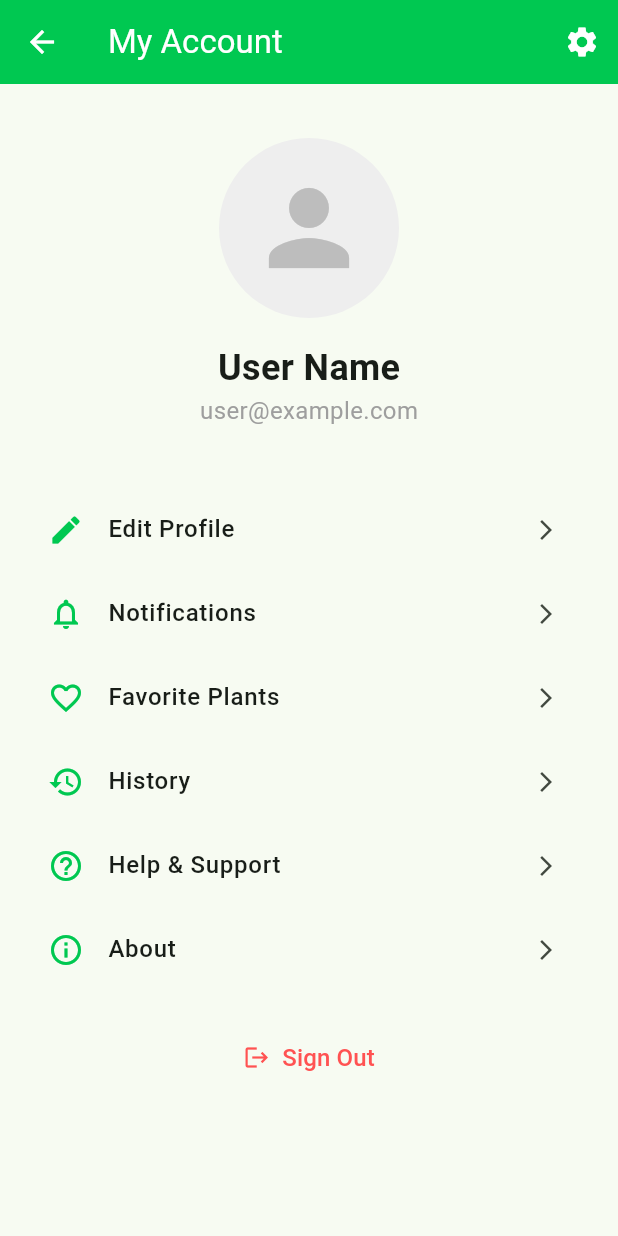
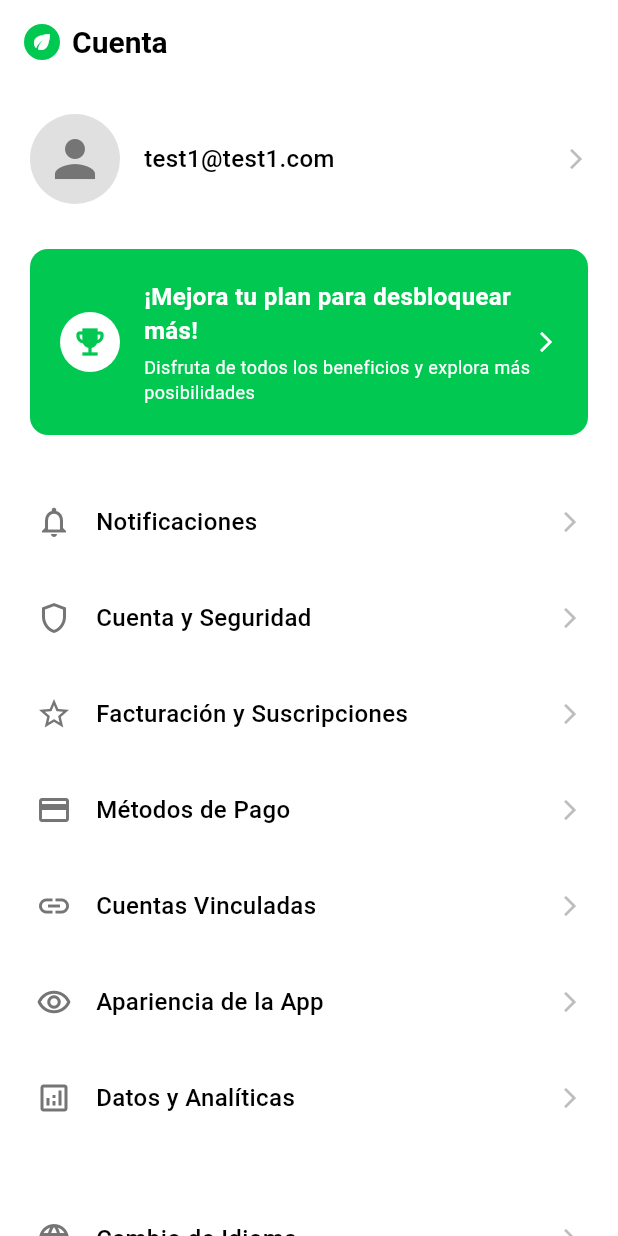
Before and after one commit to HidroGreenTeam/AyniApp, a Flutter app: the AccountPage screen opened directly, on a phone screen of 412 x 824 dp. Run offline on Flutter 3.47's test engine with Material 3 defaults, Android fonts, the phone set to English and light mode, and no system bars; our stand-ins replace bloc, equatable, flutter_bloc, formz, get_it, shared_preferences and 1 more; accounts and stored records are empty.

Commit message:
feat: Revamp AccountPage layout and functionality with new design and menu options

```diff
--- a/lib/profile/presentation/pages/account_page.dart
+++ b/lib/profile/presentation/pages/account_page.dart
@@ -6,147 +6,268 @@ class AccountPage extends StatelessWidget {
   @override
   Widget build(BuildContext context) {
     return Scaffold(
+      backgroundColor: Colors.white,
       appBar: AppBar(
-        title: const Text('My Account'),
-        backgroundColor: const Color(0xFF00C851),
-        foregroundColor: Colors.white,
-        elevation: 0,
-        actions: [
-          IconButton(
-            icon: const Icon(Icons.settings),
-            onPressed: () {
-              // TODO: Implement settings
-            },
+        title: Row(
+          children: [
+            Container(
+              width: 24,
+              height: 24,
+              decoration: const BoxDecoration(
+                color: Color(0xFF00C851),
+                shape: BoxShape.circle,
+              ),
+              child: const Icon(
+                Icons.eco,
+                color: Colors.white,
+                size: 16,
+              ),
+            ),
+            const SizedBox(width: 8),
+            const Text(
+              'Cuenta',
+              style: TextStyle(
+                fontSize: 20,
+                fontWeight: FontWeight.w600,
+                color: Colors.black,
+              ),
             ),
           ],
         ),
+        backgroundColor: Colors.white,
+        elevation: 0,
+        automaticallyImplyLeading: false,
+      ),
       body: SingleChildScrollView(
-        padding: const EdgeInsets.all(16.0),
+        child: Padding(
+          padding: const EdgeInsets.all(20.0),
           child: Column(
-          crossAxisAlignment: CrossAxisAlignment.center,
+            crossAxisAlignment: CrossAxisAlignment.start,
             children: [
-            const SizedBox(height: 20),
-            // Profile Picture
+              // Profile Section
+              Row(
+                children: [
                   CircleAvatar(
-              radius: 60,
-              backgroundColor: Colors.grey[200],
+                    radius: 30,
+                    backgroundColor: Colors.grey[300],
                     child: Icon(
                       Icons.person,
-                size: 80,
+                      size: 40,
+                      color: Colors.grey[600],
+                    ),
+                  ),
+                  const SizedBox(width: 16),
+                  Column(
+                    crossAxisAlignment: CrossAxisAlignment.start,
+                    children: [
+                      const Text(
+                        'test1@test1.com',
+                        style: TextStyle(
+                          fontSize: 16,
+                          fontWeight: FontWeight.w500,
+                          color: Colors.black,
+                        ),
+                      ),
+                    ],
+                  ),
+                  const Spacer(),
+                  Icon(
+                    Icons.arrow_forward_ios,
+                    size: 16,
                     color: Colors.grey[400],
                   ),
+                ],
               ),
-            const SizedBox(height: 16),
-            const Text(
-              'User Name',
-              style: TextStyle(
-                fontSize: 24,
-                fontWeight: FontWeight.bold,
+
+              const SizedBox(height: 30),
+
+              // Upgrade Plan Card
+              Container(
+                width: double.infinity,
+                padding: const EdgeInsets.all(20),
+                decoration: BoxDecoration(
+                  color: const Color(0xFF00C851),
+                  borderRadius: BorderRadius.circular(12),
+                ),
+                child: Row(
+                  children: [
+                    Container(
+                      width: 40,
+                      height: 40,
+                      decoration: const BoxDecoration(
+                        color: Colors.white,
+                        shape: BoxShape.circle,
+                      ),
+                      child: const Icon(
+                        Icons.emoji_events,
+                        color: Color(0xFF00C851),
+                        size: 24,
                       ),
                     ),
-            const Text(
-              'user@example.com',
+                    const SizedBox(width: 16),
+                    Expanded(
+                      child: Column(
+                        crossAxisAlignment: CrossAxisAlignment.start,
+                        children: const [
+                          Text(
+                            '¡Mejora tu plan para desbloquear más!',
                             style: TextStyle(
+                              color: Colors.white,
                               fontSize: 16,
-                color: Colors.grey,
+                              fontWeight: FontWeight.w600,
+                            ),
+                          ),
+                          SizedBox(height: 4),
+                          Text(
+                            'Disfruta de todos los beneficios y explora más posibilidades',
+                            style: TextStyle(
+                              color: Colors.white,
+                              fontSize: 12,
+                              fontWeight: FontWeight.w400,
+                            ),
+                          ),
+                        ],
+                      ),
+                    ),
+                    Icon(
+                      Icons.arrow_forward_ios,
+                      color: Colors.white,
+                      size: 16,
+                    ),
+                  ],
                 ),
               ),
 
-            const SizedBox(height: 40),
+              const SizedBox(height: 30),
 
-            // Account options
-            _buildOptionItem(
-              icon: Icons.edit,
-              title: 'Edit Profile',
+              // Menu Options
+              _buildMenuItem(
+                icon: Icons.notifications_outlined,
+                title: 'Notificaciones',
                 onTap: () {
-                // TODO: Implement edit profile
+                  // TODO: Implement notifications
                 },
               ),
 
-            _buildOptionItem(
-              icon: Icons.notifications_outlined,
-              title: 'Notifications',
+              _buildMenuItem(
+                icon: Icons.shield_outlined,
+                title: 'Cuenta y Seguridad',
                 onTap: () {
-                // TODO: Implement notifications settings
+                  // TODO: Implement account security
                 },
               ),
 
-            _buildOptionItem(
-              icon: Icons.favorite_border,
-              title: 'Favorite Plants',
+              _buildMenuItem(
+                icon: Icons.star_outline,
+                title: 'Facturación y Suscripciones',
                 onTap: () {
-                // TODO: Implement favorites
+                  // TODO: Implement billing
                 },
               ),
 
-            _buildOptionItem(
-              icon: Icons.history,
-              title: 'History',
+              _buildMenuItem(
+                icon: Icons.credit_card_outlined,
+                title: 'Métodos de Pago',
                 onTap: () {
-                // TODO: Implement history
+                  // TODO: Implement payment methods
                 },
               ),
 
-            _buildOptionItem(
-              icon: Icons.help_outline,
-              title: 'Help & Support',
+              _buildMenuItem(
+                icon: Icons.link,
+                title: 'Cuentas Vinculadas',
                 onTap: () {
-                // TODO: Implement help and support
+                  // TODO: Implement linked accounts
                 },
               ),
 
-            _buildOptionItem(
-              icon: Icons.info_outline,
-              title: 'About',
+              _buildMenuItem(
+                icon: Icons.remove_red_eye_outlined,
+                title: 'Apariencia de la App',
                 onTap: () {
-                // TODO: Implement about
+                  // TODO: Implement app appearance
+                },
+              ),
+
+              _buildMenuItem(
+                icon: Icons.analytics_outlined,
+                title: 'Datos y Analíticas',
+                onTap: () {
+                  // TODO: Implement data analytics
+                },
+              ),
+
+              const SizedBox(height: 30),
+
+              // Language Button
+              _buildMenuItem(
+                icon: Icons.language,
+                title: 'Cambio de Idioma',
+                onTap: () {
+                  // TODO: Implement language change
                 },
               ),
 
               const SizedBox(height: 20),
 
-            // Sign out button
-            TextButton(
-              onPressed: () {
+              // Sign Out Button
+              _buildMenuItem(
+                icon: Icons.logout,
+                title: 'Cerrar Sesión',
+                onTap: () {
                   // TODO: Implement sign out
                 },
-              child: Row(
-                mainAxisSize: MainAxisSize.min,
-                children: const [
-                  Icon(Icons.logout, color: Colors.redAccent),
-                  SizedBox(width: 8),
-                  Text(
-                    'Sign Out',
-                    style: TextStyle(
-                      color: Colors.redAccent,
-                      fontSize: 16,
+                isSignOut: true,
               ),
-                  ),
+
+              const SizedBox(height: 20),
             ],
           ),
-            ),
-          ],
         ),
       ),
     );
   }
 
-  Widget _buildOptionItem({
+  Widget _buildMenuItem({
     required IconData icon,
     required String title,
     required VoidCallback onTap,
+    bool isSignOut = false,
   }) {
-    return ListTile(
-      leading: Icon(icon, color: const Color(0xFF00C851)),
-      title: Text(
+    return Container(
+      margin: const EdgeInsets.only(bottom: 8),
+      child: InkWell(
+        onTap: onTap,
+        borderRadius: BorderRadius.circular(8),
+        child: Padding(
+          padding: const EdgeInsets.symmetric(vertical: 16, horizontal: 4),
+          child: Row(
+            children: [
+              Icon(
+                icon,
+                size: 24,
+                color: isSignOut ? Colors.red : Colors.grey[600],
+              ),
+              const SizedBox(width: 16),
+              Expanded(
+                child: Text(
                   title,
-        style: const TextStyle(
+                  style: TextStyle(
                     fontSize: 16,
                     fontWeight: FontWeight.w500,
+                    color: isSignOut ? Colors.red : Colors.black,
                   ),
                 ),
-      trailing: const Icon(Icons.arrow_forward_ios, size: 16),
-      onTap: onTap,
+              ),
+              Icon(
+                Icons.arrow_forward_ios,
+                size: 16,
+                color: Colors.grey[400],
+              ),
+            ],
+          ),
+        ),
+      ),
     );
   }
 }
```
Lines whose indentation alone changed are shown as unchanged.
